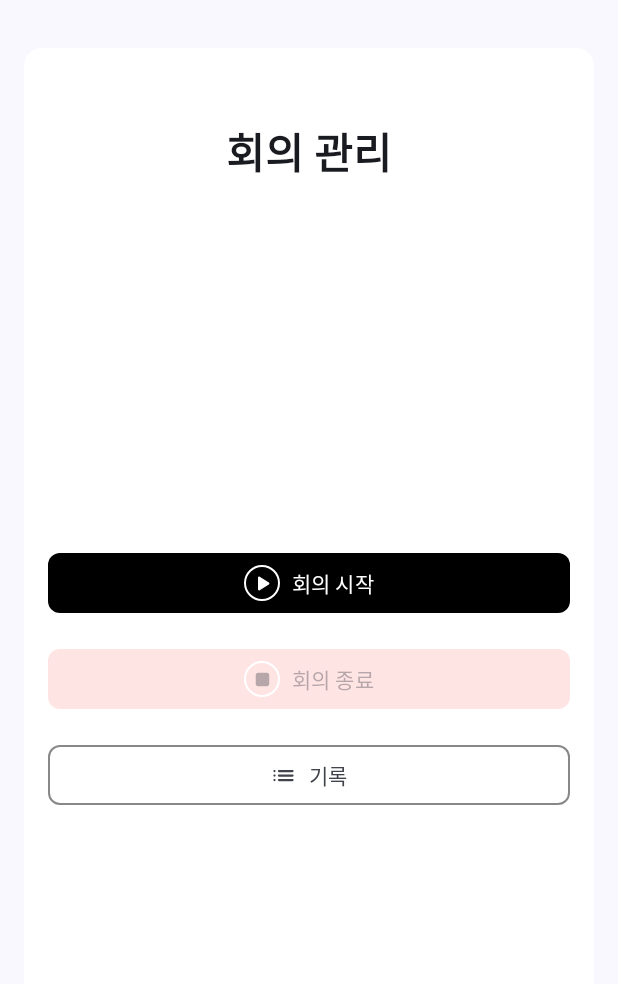
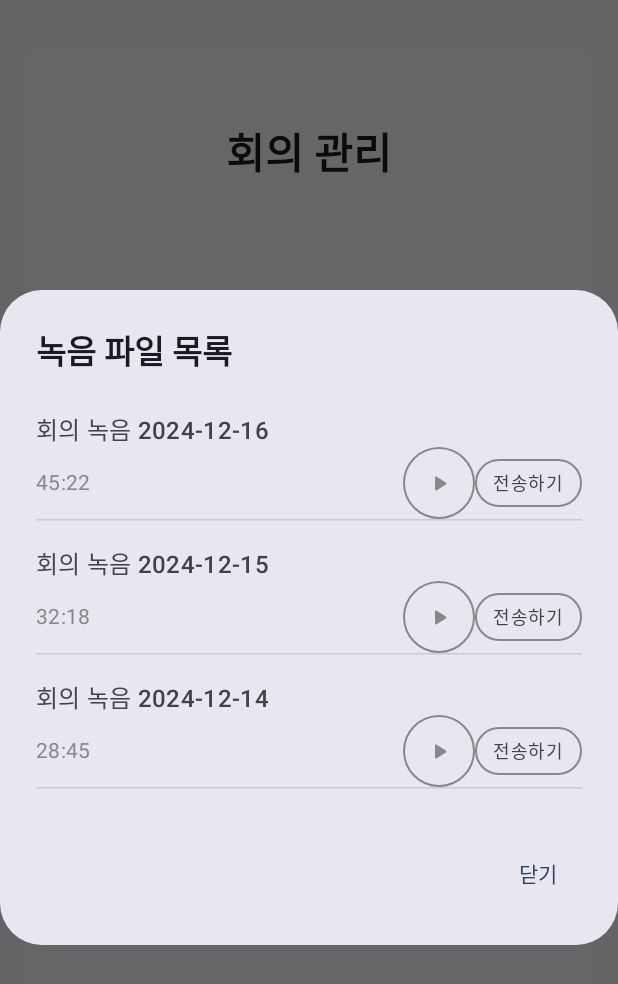
Before and after one commit to FingerAI-Cell/IBK_PoC, an Android app built with Jetpack Compose: the screen it shows after launch (MainActivity), after a tap on "기록", on a phone screen of 412 x 824 dp. Shown: the top 984 px of the screen. Run offline under Robolectric (Android 15) with nearby library versions, the phone set to English and light mode, and no system bars; our stand-ins replace Dagger/Hilt's generated code.

Commit message:
임시 배포

```diff
--- a/App/IBK_PoC/app/src/main/java/com/ibkpoc/amn/network/ApiService.kt
+++ b/App/IBK_PoC/app/src/main/java/com/ibkpoc/amn/network/ApiService.kt
@@ -31,4 +31,7 @@ interface ApiService {
 
     @POST("/meeting/stt-request")
     suspend fun convertWavToStt(@Body request: SttRequest): Response<CommonResponse<Unit>>
+
+    @GET("/meeting/list")
+    suspend fun getMeetingList(): Response<CommonResponse<List<MeetingListResponse>>>
 }
--- a/App/IBK_PoC/app/src/main/java/com/ibkpoc/amn/repository/MeetingRepository.kt
+++ b/App/IBK_PoC/app/src/main/java/com/ibkpoc/amn/repository/MeetingRepository.kt
@@ -11,5 +11,5 @@ interface MeetingRepository {
     suspend fun endMeeting(meetingId: Long): Flow<NetworkResult<Unit>>
     suspend fun uploadMeetingWavFile(wavUploadData: WavUploadData): Flow<NetworkResult<Unit>>
     suspend fun convertWavToStt(meetingId: Long): Flow<NetworkResult<Unit>>
-
+    suspend fun getMeetingList(): Flow<NetworkResult<List<MeetingListResponse>>>
 }
--- a/App/IBK_PoC/app/src/main/java/com/ibkpoc/amn/ui/screens/main/MainScreen.kt
+++ b/App/IBK_PoC/app/src/main/java/com/ibkpoc/amn/ui/screens/main/MainScreen.kt
@@ -38,6 +38,10 @@ import androidx.compose.material3.OutlinedTextField
 import androidx.compose.material3.TextButton
 import androidx.compose.foundation.text.KeyboardOptions
 import androidx.compose.ui.text.input.KeyboardType
+import androidx.compose.ui.window.DialogProperties
+import androidx.compose.material3.HorizontalDivider
+import androidx.compose.foundation.rememberScrollState
+import androidx.compose.foundation.verticalScroll
 
 @Composable
 fun MainScreen(
@@ -50,8 +54,10 @@ fun MainScreen(
     onEndMeeting: () -> Unit,
     onMessageShown: () -> Unit
 ) {
+    var showRecordDialog by remember { mutableStateOf(false) }
+    var showDialog by remember { mutableStateOf(false) }
+
     val context = LocalContext.current
-    var showDialog by remember { mutableStateOf(false) }
     var participantCount by remember { mutableStateOf("") }
     var showError by remember { mutableStateOf(false) }
 
@@ -224,7 +230,7 @@ fun MainScreen(
                                     color = StatusGreenText
                                 )
                                 Text(
-                                    text = "녹음 시간: ${formatDuration(recordingState.duration)}",
+                                    text = "녹음 시간: ${formatDuration(elapsedTime)}",
                                     color = StatusGreenText
                                 )
                             }
@@ -328,8 +334,9 @@ fun MainScreen(
 
                         // 기록 버튼
                         OutlinedButton(
-                            onClick = { /* TODO */ },
+                            onClick = { showRecordDialog = true },
                             modifier = Modifier.fillMaxWidth(),
+                            enabled = recordingState !is RecordServiceState.Recording,
                             border = BorderStroke(1.dp, Color.Gray),
                             shape = RoundedCornerShape(8.dp)
                         ) {
@@ -345,6 +352,52 @@ fun MainScreen(
                 }
             }
         }
+    }
+
+    // 기록 대화상자
+    if (showRecordDialog) {
+        AlertDialog(
+            onDismissRequest = { showRecordDialog = false },
+            title = {
+                Text(
+                    text = "녹음 파일 목록",
+                    style = MaterialTheme.typography.titleLarge,
+                    fontWeight = FontWeight.Bold
+                )
+            },
+            text = {
+                Column(
+                    modifier = Modifier
+                        .fillMaxWidth()
+                        .verticalScroll(rememberScrollState())
+                ) {
+                    // 예시 데이터로 표시
+                    MeetingRecordItem(
+                        title = "회의 녹음 2024-12-16",
+                        duration = "45:22",
+                        onPlayClick = { /* 임시 */ },
+                        onSendClick = { /* 임시 */ }
+                    )
+                    MeetingRecordItem(
+                        title = "회의 녹음 2024-12-15",
+                        duration = "32:18",
+                        onPlayClick = { /* 임시 */ },
+                        onSendClick = { /* 임시 */ }
+                    )
+                    MeetingRecordItem(
+                        title = "회의 녹음 2024-12-14",
+                        duration = "28:45",
+                        onPlayClick = { /* 임시 */ },
+                        onSendClick = { /* 임시 */ }
+                    )
+                }
+            },
+            confirmButton = {
+                TextButton(onClick = { showRecordDialog = false }) {
+                    Text("닫기")
+                }
+            }
+        )
     }
 }
 
@@ -427,3 +480,113 @@ private fun RecordingIndicator(
         }
     }
 }
+
+@Composable
+private fun RecordItem(
+    title: String,
+    dateTime: String,
+    duration: String
+) {
+    Column(
+        modifier = Modifier
+            .fillMaxWidth()
+            .padding(vertical = 8.dp)
+    ) {
+        Text(
+            text = title,
+            style = MaterialTheme.typography.titleMedium,
+            fontWeight = FontWeight.Medium
+        )
+        Row(
+            modifier = Modifier.fillMaxWidth(),
+            horizontalArrangement = Arrangement.SpaceBetween,
+            verticalAlignment = Alignment.CenterVertically
+        ) {
+            Text(
+                text = dateTime,
+                style = MaterialTheme.typography.bodyMedium,
+                color = Color.Gray
+            )
+            Text(
+                text = duration,
+                style = MaterialTheme.typography.bodyMedium,
+                color = Color.Gray
+            )
+        }
+        HorizontalDivider(
+            modifier = Modifier.padding(top = 8.dp),
+            color = Color.LightGray
+        )
+    }
+}
+
+@Composable
+private fun MeetingRecordItem(
+    title: String,
+    duration: String,
+    onPlayClick: () -> Unit,
+    onSendClick: () -> Unit
+) {
+    Column(
+        modifier = Modifier
+            .fillMaxWidth()
+            .padding(vertical = 8.dp)
+    ) {
+        Text(
+            text = title,
+            style = MaterialTheme.typography.titleMedium,
+            fontWeight = FontWeight.Medium
+        )
+
+        Row(
+            modifier = Modifier
+                .fillMaxWidth()
+                .padding(top = 8.dp),
+            horizontalArrangement = Arrangement.SpaceBetween,
+            verticalAlignment = Alignment.CenterVertically
+        ) {
+            Text(
+                text = duration,
+                style = MaterialTheme.typography.bodyMedium,
+                color = Color.Gray
+            )
+
+            Row(
+                horizontalArrangement = Arrangement.spacedBy(8.dp)
+            ) {
+                // 재생 버튼
+                IconButton(
+                    onClick = onPlayClick,
+                    modifier = Modifier
+                        .size(32.dp)
+                        .border(1.dp, Color.Gray, CircleShape)
+                ) {
+                    Icon(
+                        imageVector = Icons.Rounded.PlayArrow,
+                        contentDescription = "재생",
+                        modifier = Modifier.size(18.dp),
+                        tint = Color.Gray
+                    )
+                }
+
+                // 전송 버튼
+                OutlinedButton(
+                    onClick = onSendClick,
+                    modifier = Modifier.height(32.dp),
+                    contentPadding = PaddingValues(horizontal = 12.dp),
+                    border = BorderStroke(1.dp, Color.Gray)
+                ) {
+                    Text(
+                        "전송하기",
+                        style = MaterialTheme.typography.bodySmall
+                    )
+                }
+            }
+        }
+
+        HorizontalDivider(
+            modifier = Modifier.padding(top = 8.dp),
+            color = Color.LightGray
+        )
+    }
+}
```
Also changed, not shown: App/IBK_PoC/app/src/main/java/com/ibkpoc/amn/model/MeetingListResponse.kt (added, +52 -0 lines), App/IBK_PoC/app/src/main/java/com/ibkpoc/amn/repository/MeetingRepositoryIpml.kt (+17 -0 lines), App/IBK_PoC/app/src/main/java/com/ibkpoc/amn/viewmodel/MainViewModel.kt (+21 -27 lines), App/IBK_PoC/app/src/main/ic_launcher-playstore.png, 1 other file.
